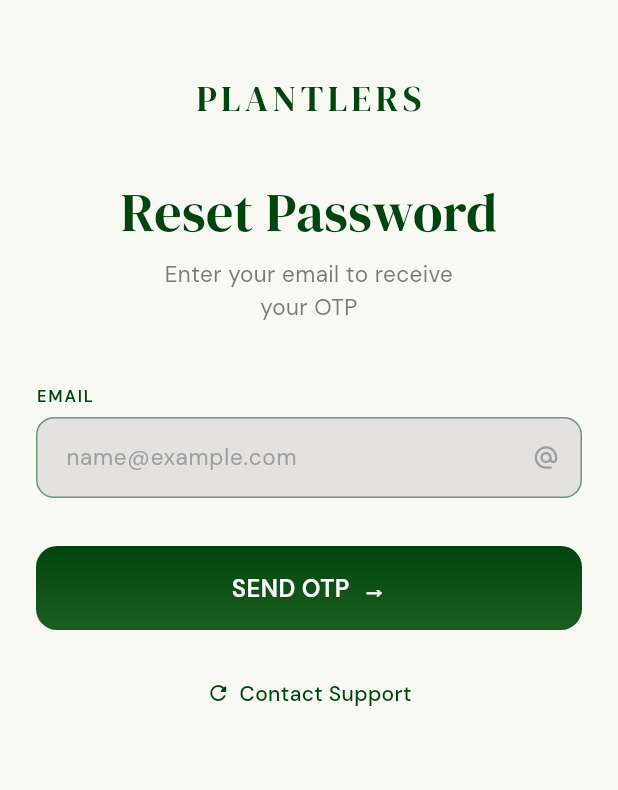
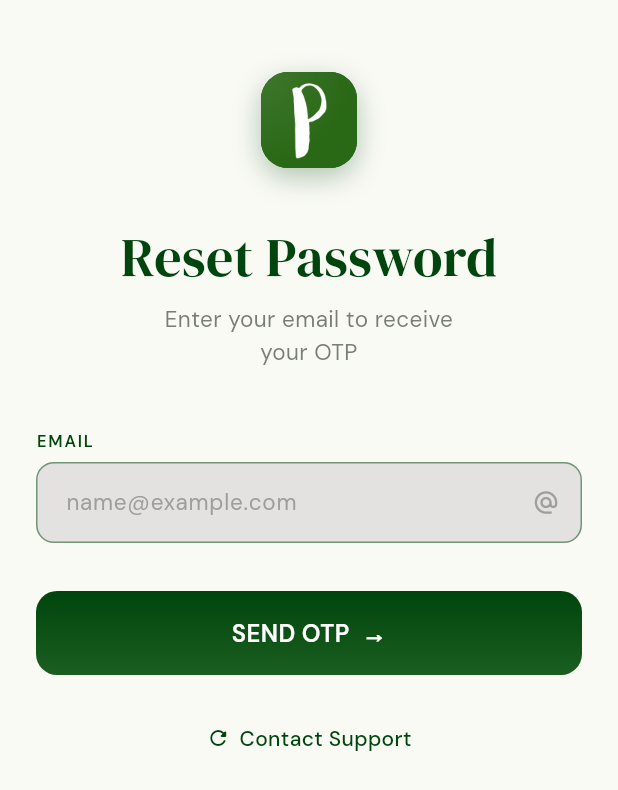
Before and after one commit to AtharvaPatil31/Plantlers, a Flutter app: the _SendOtpScreen screen opened directly, on a phone screen of 412 x 824 dp. Shown: the top 790 px of the screen. Run offline on Flutter 3.47's test engine with Material 3 defaults, Android fonts, the light colour scheme and no system bars; our stand-ins replace bloc, connectivity_plus, dartz, dio, equatable, flutter_bloc and 6 more; accounts and stored records are empty.

Commit message:
feat: add screenshots + polish auth screens
- Add screenshots for all screens (splash, onboarding, login, signup, forgot password)
- Update README with screenshot table
- Login: replace PLANTLERS text with app logo, left-align title/subtitle
- Signup: lowercase title, Google button at top
- Forgot password: replace PLANTLERS text with app logo on all screens

```diff
--- a/lib/features/auth/presentation/pages/forgot_password_page.dart
+++ b/lib/features/auth/presentation/pages/forgot_password_page.dart
@@ -101,11 +101,28 @@
               crossAxisAlignment: CrossAxisAlignment.center,
               children: [
                 const SizedBox(height: 48),
-                Text(
-                  'PLANTLERS',
-                  style: GoogleFonts.dmSerifDisplay(
-                    fontSize: 24, fontWeight: FontWeight.w400,
-                    color: textColor, letterSpacing: 3,
+                Center(
+                  child: Container(
+                    width: 64,
+                    height: 64,
+                    decoration: BoxDecoration(
+                      color: _green,
+                      borderRadius: BorderRadius.circular(18),
+                      boxShadow: [
+                        BoxShadow(
+                          color: _green.withValues(alpha: 0.30),
+                          blurRadius: 16,
+                          offset: const Offset(0, 6),
+                        ),
+                      ],
+                    ),
+                    child: ClipRRect(
+                      borderRadius: BorderRadius.circular(18),
+                      child: Image.asset(
+                        'assets/ic_plantlers_new_logo/applogo.png',
+                        fit: BoxFit.cover,
+                      ),
+                    ),
                   ),
                 ),
                 const SizedBox(height: 40),
@@ -265,10 +282,28 @@
             crossAxisAlignment: CrossAxisAlignment.start,
             children: [
               const SizedBox(height: 48),
-              Text('PLANTLERS',
-                style: GoogleFonts.dmSerifDisplay(
-                  fontSize: 24, fontWeight: FontWeight.w400,
-                  color: textColor, letterSpacing: 3,
+              Center(
+                child: Container(
+                  width: 64,
+                  height: 64,
+                  decoration: BoxDecoration(
+                    color: _green,
+                    borderRadius: BorderRadius.circular(18),
+                    boxShadow: [
+                      BoxShadow(
+                        color: _green.withValues(alpha: 0.30),
+                        blurRadius: 16,
+                        offset: const Offset(0, 6),
+                      ),
+                    ],
+                  ),
+                  child: ClipRRect(
+                    borderRadius: BorderRadius.circular(18),
+                    child: Image.asset(
+                      'assets/ic_plantlers_new_logo/applogo.png',
+                      fit: BoxFit.cover,
+                    ),
+                  ),
                 ),
               ),
               const SizedBox(height: 16),
--- a/lib/features/auth/presentation/pages/signup_page.dart
+++ b/lib/features/auth/presentation/pages/signup_page.dart
@@ -147,7 +147,7 @@
 
                   // ── Title ─────────────────────────────────────────
                   Text(
-                    'Welcome,\nplant parent',
+                    'Welcome,\nPlant Parent',
                     style: GoogleFonts.dmSerifDisplay(
                       fontSize: 32,
                       fontWeight: FontWeight.w400,
```
Also changed, not shown: assets/ss/auth/forgot password/04_email_for_otp.jpeg (added), assets/ss/auth/login/04_login.jpeg (added), assets/ss/auth/sign_up/04_sign_up_01.jpeg.jpeg (added), assets/ss/auth/sign_up/04_sign_up_02.jpeg (added), assets/ss/onboarding/03_onboard_01.jpeg (added), assets/ss/onboarding/03_onboard_02.jpeg (added), assets/ss/onboarding/03_onboard_03.jpeg (added), assets/ss/splash_screen/01_app_logo.jpeg (added), assets/ss/splash_screen/02_screen.jpeg (added), 1 other file.
